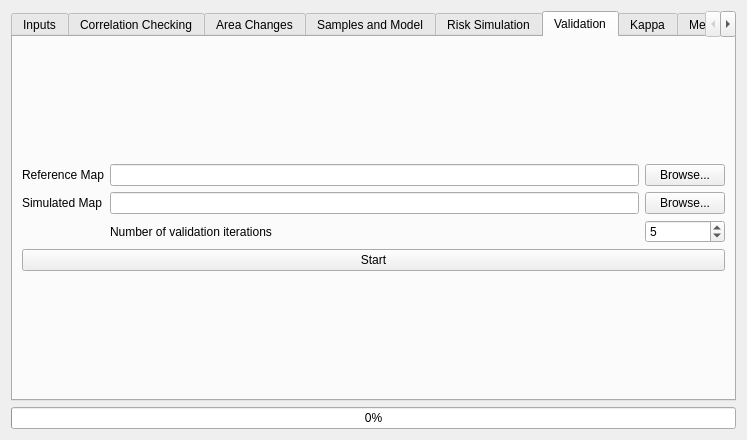
Before: the Qt Designer form ui/moluscedialogbase.ui in nextgis/qgis_molusce, drawn with Qt 5.
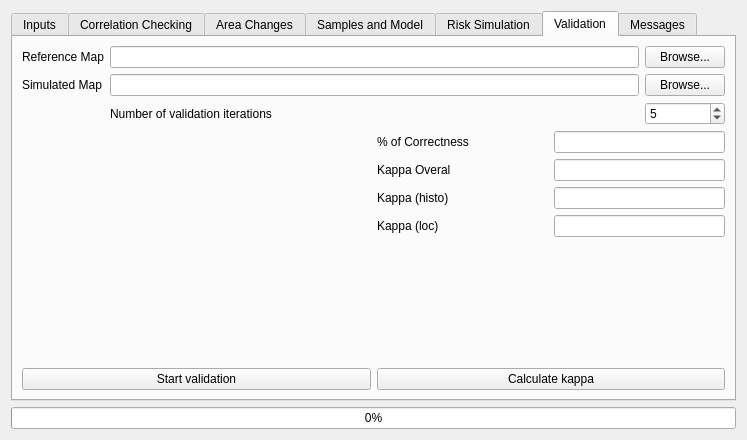
After: the same form once the commit is applied. The open tabs and pages were chosen to show the change. Custom widgets are drawn as their Qt base class.

Commit message: merge validation and kappa tabs

Diff of the .ui file:
```diff
--- a/ui/moluscedialogbase.ui
+++ b/ui/moluscedialogbase.ui
@@ -14,20 +14,20 @@
    <string>MOLUSCE</string>
   </property>
   <layout class="QGridLayout" name="gridLayout_10">
-   <item row="1" column="0">
+   <item row="2" column="0">
     <widget class="QProgressBar" name="progressBar">
      <property name="value">
       <number>0</number>
      </property>
     </widget>
    </item>
-   <item row="0" column="0">
+   <item row="1" column="0">
     <widget class="QTabWidget" name="tabWidget">
      <property name="enabled">
       <bool>true</bool>
      </property>
      <property name="currentIndex">
-      <number>1</number>
+      <number>5</number>
      </property>
      <widget class="QWidget" name="tabInputs">
       <attribute name="title">
@@ -541,9 +541,23 @@
       <attribute name="title">
        <string>Validation</string>
       </attribute>
-      <layout class="QVBoxLayout" name="verticalLayout">
-       <item>
-        <layout class="QGridLayout" name="gridLayout_8">
+      <layout class="QGridLayout" name="gridLayout_11">
+       <item row="0" column="0" colspan="2">
+        <layout class="QGridLayout" name="gridLayout_9">
+         <item row="1" column="0">
+          <widget class="QLabel" name="label_12">
+           <property name="text">
+            <string>Simulated Map</string>
+           </property>
+          </widget>
+         </item>
+         <item row="1" column="2">
+          <widget class="QPushButton" name="btnSelectSimulatedMap">
+           <property name="text">
+            <string>Browse...</string>
+           </property>
+          </widget>
+         </item>
          <item row="0" column="0">
           <widget class="QLabel" name="label_11">
            <property name="text">
@@ -561,30 +575,9 @@
            </property>
           </widget>
          </item>
-         <item row="1" column="0">
-          <widget class="QLabel" name="label_12">
-           <property name="text">
-            <string>Simulated Map</string>
-           </property>
-          </widget>
-         </item>
          <item row="1" column="1">
           <widget class="QLineEdit" name="leSimulatedMapPath"/>
          </item>
-         <item row="1" column="2">
-          <widget class="QPushButton" name="btnSelectSimulatedMap">
-           <property name="text">
-            <string>Browse...</string>
-           </property>
-          </widget>
-         </item>
-         <item row="2" column="1">
-          <widget class="QLabel" name="label_13">
-           <property name="text">
-            <string>Number of validation iterations</string>
-           </property>
-          </widget>
-         </item>
          <item row="2" column="2">
           <widget class="QSpinBox" name="spnValIterCount">
            <property name="minimum">
@@ -598,138 +591,150 @@
            </property>
           </widget>
          </item>
-         <item row="3" column="0" colspan="3">
-          <layout class="QVBoxLayout" name="layoutValPlot"/>
-         </item>
-         <item row="4" column="0" colspan="3">
-          <widget class="QPushButton" name="btnStartValidation">
+         <item row="2" column="1">
+          <widget class="QLabel" name="label_13">
            <property name="text">
-            <string>Start</string>
+            <string>Number of validation iterations</string>
            </property>
           </widget>
          </item>
         </layout>
        </item>
-      </layout>
-     </widget>
-     <widget class="QWidget" name="tabKappa">
-      <attribute name="title">
-       <string>Kappa</string>
-      </attribute>
-      <layout class="QGridLayout" name="gridLayout_11">
-       <item row="0" column="0">
-        <layout class="QGridLayout" name="gridLayout_9">
-         <property name="margin">
-          <number>9</number>
+       <item row="1" column="0">
+        <layout class="QVBoxLayout" name="layoutValPlot"/>
+       </item>
+       <item row="2" column="0">
+        <widget class="QPushButton" name="btnStartValidation">
+         <property name="text">
+          <string>Start validation</string>
          </property>
-         <item row="0" column="1">
-          <widget class="QLineEdit" name="leKappaRefMap"/>
-         </item>
-         <item row="5" column="0">
-          <widget class="QLabel" name="label_19">
-           <property name="text">
-            <string>Kappa (loc)</string>
+        </widget>
+       </item>
+       <item row="1" column="1">
+        <layout class="QGridLayout" name="gridLayout_8">
+         <item row="4" column="1">
+          <spacer name="verticalSpacer_6">
+           <property name="orientation">
+            <enum>Qt::Vertical</enum>
            </property>
-          </widget>
+           <property name="sizeHint" stdset="0">
+            <size>
+             <width>20</width>
+             <height>40</height>
+            </size>
+           </property>
+          </spacer>
          </item>
          <item row="0" column="0">
-          <widget class="QLabel" name="label_14">
+          <widget class="QLabel" name="label_21">
+           <property name="sizePolicy">
+            <sizepolicy hsizetype="Preferred" vsizetype="Preferred">
+             <horstretch>0</horstretch>
+             <verstretch>0</verstretch>
+            </sizepolicy>
+           </property>
            <property name="text">
-            <string>Reference Map</string>
+            <string>% of Correctness</string>
            </property>
           </widget>
          </item>
          <item row="1" column="1">
-          <widget class="QLineEdit" name="leKappaSimMap"/>
-         </item>
-         <item row="3" column="1">
           <widget class="QLineEdit" name="leKappaOveral">
-           <property name="readOnly">
-            <bool>true</bool>
+           <property name="sizePolicy">
+            <sizepolicy hsizetype="Preferred" vsizetype="Fixed">
+             <horstretch>0</horstretch>
+             <verstretch>0</verstretch>
+            </sizepolicy>
            </property>
-          </widget>
-         </item>
-         <item row="2" column="1">
-          <widget class="QLineEdit" name="leKappaCorrectness">
            <property name="readOnly">
             <bool>true</bool>
            </property>
           </widget>
          </item>
-         <item row="5" column="1">
-          <widget class="QLineEdit" name="leKappaLoc">
-           <property name="readOnly">
-            <bool>true</bool>
-           </property>
-          </widget>
-         </item>
-         <item row="4" column="1">
-          <widget class="QLineEdit" name="leKappaHisto"/>
-         </item>
          <item row="3" column="0">
-          <widget class="QLabel" name="label_17">
+          <widget class="QLabel" name="label_23">
+           <property name="sizePolicy">
+            <sizepolicy hsizetype="Preferred" vsizetype="Preferred">
+             <horstretch>0</horstretch>
+             <verstretch>0</verstretch>
+            </sizepolicy>
+           </property>
+           <property name="text">
+            <string>Kappa (loc)</string>
+           </property>
+          </widget>
+         </item>
+         <item row="1" column="0">
+          <widget class="QLabel" name="label_20">
+           <property name="sizePolicy">
+            <sizepolicy hsizetype="Preferred" vsizetype="Preferred">
+             <horstretch>0</horstretch>
+             <verstretch>0</verstretch>
+            </sizepolicy>
+           </property>
            <property name="text">
             <string>Kappa Overal</string>
            </property>
           </widget>
          </item>
-         <item row="1" column="0">
-          <widget class="QLabel" name="label_15">
-           <property name="text">
-            <string>Simulated Map</string>
+         <item row="2" column="1">
+          <widget class="QLineEdit" name="leKappaHisto">
+           <property name="sizePolicy">
+            <sizepolicy hsizetype="Preferred" vsizetype="Fixed">
+             <horstretch>0</horstretch>
+             <verstretch>0</verstretch>
+            </sizepolicy>
+           </property>
+          </widget>
+         </item>
+         <item row="3" column="1">
+          <widget class="QLineEdit" name="leKappaLoc">
+           <property name="sizePolicy">
+            <sizepolicy hsizetype="Preferred" vsizetype="Fixed">
+             <horstretch>0</horstretch>
+             <verstretch>0</verstretch>
+            </sizepolicy>
+           </property>
+           <property name="readOnly">
+            <bool>true</bool>
+           </property>
+          </widget>
+         </item>
+         <item row="0" column="1">
+          <widget class="QLineEdit" name="leKappaCorrectness">
+           <property name="sizePolicy">
+            <sizepolicy hsizetype="Preferred" vsizetype="Fixed">
+             <horstretch>0</horstretch>
+             <verstretch>0</verstretch>
+            </sizepolicy>
+           </property>
+           <property name="readOnly">
+            <bool>true</bool>
            </property>
           </widget>
          </item>
          <item row="2" column="0">
-          <widget class="QLabel" name="label_16">
-           <property name="text">
-            <string>% of Correctness</string>
+          <widget class="QLabel" name="label_22">
+           <property name="sizePolicy">
+            <sizepolicy hsizetype="Preferred" vsizetype="Preferred">
+             <horstretch>0</horstretch>
+             <verstretch>0</verstretch>
+            </sizepolicy>
            </property>
-          </widget>
-         </item>
-         <item row="4" column="0">
-          <widget class="QLabel" name="label_18">
            <property name="text">
             <string>Kappa (histo)</string>
            </property>
           </widget>
          </item>
-         <item row="0" column="2">
-          <widget class="QPushButton" name="btnKappaSelectRefMap">
-           <property name="text">
-            <string>Browse...</string>
-           </property>
-          </widget>
-         </item>
-         <item row="1" column="2">
-          <widget class="QPushButton" name="btnKappaSelectSimMap">
-           <property name="text">
-            <string>Browse...</string>
-           </property>
-          </widget>
-         </item>
         </layout>
        </item>
-       <item row="1" column="0">
+       <item row="2" column="1">
         <widget class="QPushButton" name="btnKappaCalc">
          <property name="text">
-          <string>Calculate</string>
+          <string>Calculate kappa</string>
          </property>
         </widget>
        </item>
-       <item row="2" column="0">
-        <spacer name="verticalSpacer_4">
-         <property name="orientation">
-          <enum>Qt::Vertical</enum>
-         </property>
-         <property name="sizeHint" stdset="0">
-          <size>
-           <width>20</width>
-           <height>40</height>
-          </size>
-         </property>
-        </spacer>
-       </item>
       </layout>
      </widget>
      <widget class="QWidget" name="tabMessages">
```
The commit also changes 1 other file.
